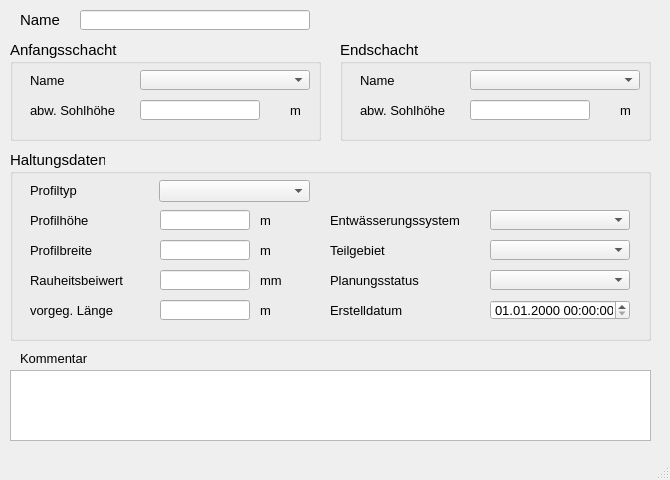
Before: the Qt Designer form qkan/forms/qkan_hregler.ui in hoettges/QKan, drawn with Qt 5.
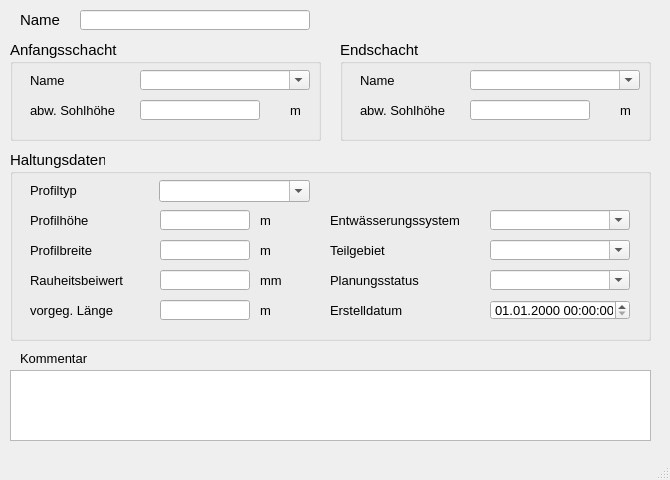
After: the same form once the commit is applied. Custom widgets are drawn as their Qt base class.

What changed in the file:
```diff
--- a/qkan/forms/qkan_hregler.ui
+++ b/qkan/forms/qkan_hregler.ui
@@ -231,6 +231,9 @@
      <property name="statusTip">
       <string>zur Zuordnung auf ein selbstständig festgelegtes Teilgebiet</string>
      </property>
+     <property name="editable">
+      <bool>true</bool>
+     </property>
     </widget>
     <widget class="QLabel" name="label_20">
      <property name="geometry">
@@ -332,6 +335,9 @@
      <property name="statusTip">
       <string>vorh. Entwässerungssystem (z.B. Mischwasser, Regenwasser etc.)</string>
      </property>
+     <property name="editable">
+      <bool>true</bool>
+     </property>
     </widget>
     <widget class="QComboBox" name="profilnam">
      <property name="geometry">
@@ -354,6 +360,9 @@
      <property name="statusTip">
       <string>Profiltyp für das Rohr</string>
      </property>
+     <property name="editable">
+      <bool>true</bool>
+     </property>
     </widget>
     <widget class="QLabel" name="label_54">
      <property name="geometry">
@@ -597,6 +606,9 @@
      <property name="statusTip">
       <string>aktueller Status (z.B. vorhanden, in Planung etc.)</string>
      </property>
+     <property name="editable">
+      <bool>true</bool>
+     </property>
     </widget>
    </widget>
    <widget class="QGroupBox" name="groupBox_3">
@@ -717,6 +729,9 @@
      <property name="statusTip">
       <string>Name des unteren Schachts</string>
      </property>
+     <property name="editable">
+      <bool>true</bool>
+     </property>
     </widget>
    </widget>
    <widget class="QGroupBox" name="groupBox">
@@ -815,6 +830,9 @@
      <property name="statusTip">
       <string>Name des oberen Schachts</string>
      </property>
+     <property name="editable">
+      <bool>true</bool>
+     </property>
     </widget>
     <widget class="QLineEdit" name="sohleoben">
      <property name="geometry">
```
